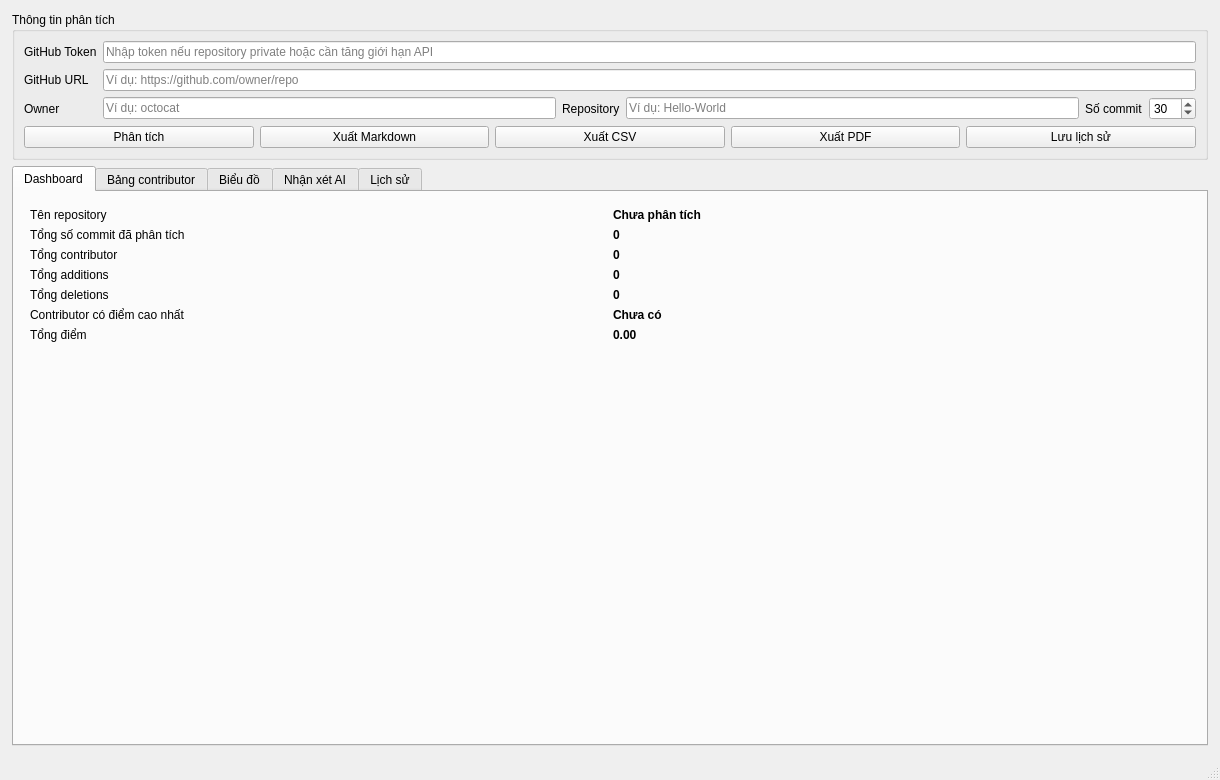
Above: main_window.ui from cuonghuhuu/he-thong-danh-gia-dong-gop-github-bang-AI before the change. Below: the same form after it.
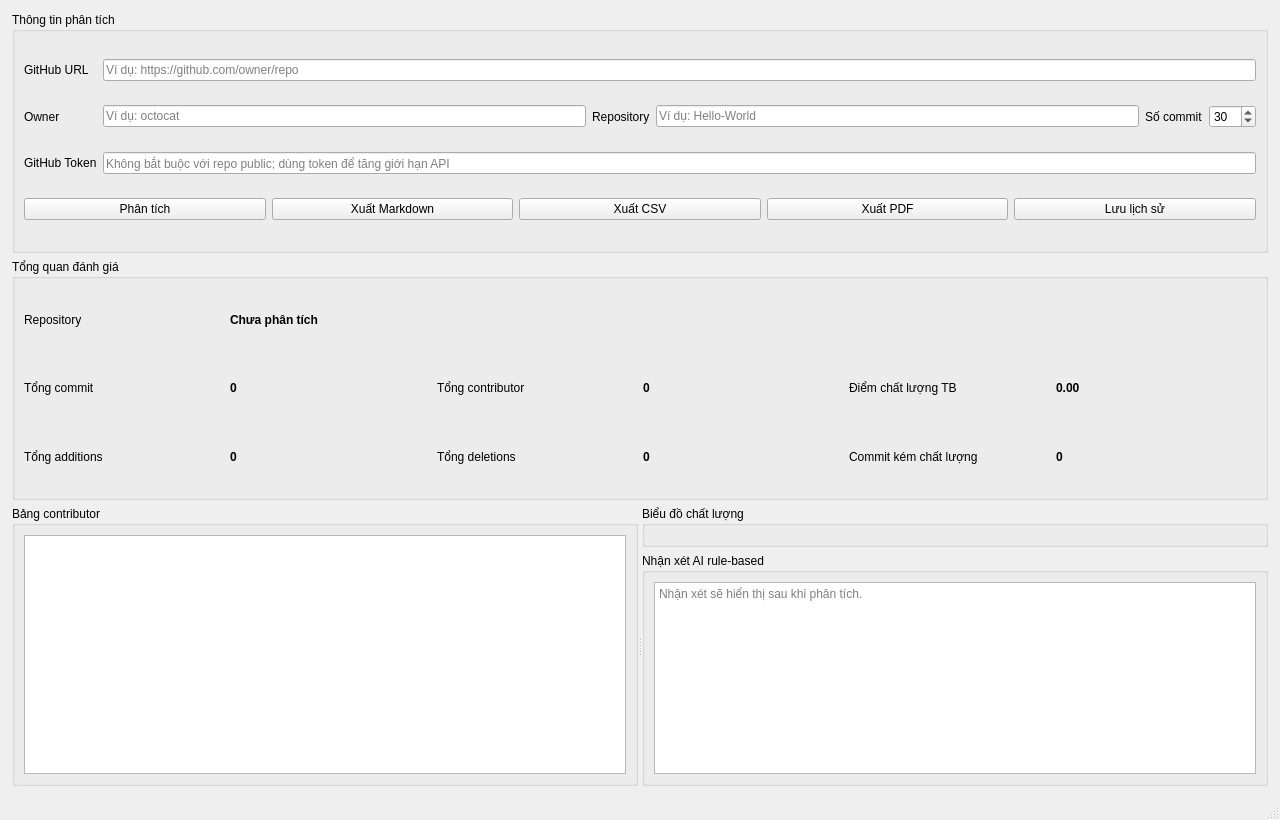
That is the form after the change.

Patch:
```diff
--- a/main_window.ui
+++ b/main_window.ui
@@ -6,8 +6,8 @@
    <rect>
     <x>0</x>
     <y>0</y>
-    <width>1220</width>
-    <height>780</height>
+    <width>1280</width>
+    <height>820</height>
    </rect>
   </property>
   <property name="windowTitle">
@@ -34,69 +34,55 @@
       </property>
       <layout class="QGridLayout" name="inputGridLayout">
        <item row="0" column="0">
-        <widget class="QLabel" name="tokenLabel">
-         <property name="text">
-          <string>GitHub Token</string>
-         </property>
-        </widget>
-       </item>
-       <item row="0" column="1" colspan="5">
-        <widget class="QLineEdit" name="tokenInput">
-         <property name="placeholderText">
-          <string>Nhập token nếu repository private hoặc cần tăng giới hạn API</string>
-         </property>
-        </widget>
-       </item>
-       <item row="1" column="0">
         <widget class="QLabel" name="repoUrlLabel">
          <property name="text">
           <string>GitHub URL</string>
          </property>
         </widget>
        </item>
-       <item row="1" column="1" colspan="5">
+       <item row="0" column="1" colspan="5">
         <widget class="QLineEdit" name="repoUrlInput">
          <property name="placeholderText">
           <string>Ví dụ: https://github.com/owner/repo</string>
          </property>
         </widget>
        </item>
-       <item row="2" column="0">
+       <item row="1" column="0">
         <widget class="QLabel" name="ownerLabel">
          <property name="text">
           <string>Owner</string>
          </property>
         </widget>
        </item>
-       <item row="2" column="1">
+       <item row="1" column="1">
         <widget class="QLineEdit" name="ownerInput">
          <property name="placeholderText">
           <string>Ví dụ: octocat</string>
          </property>
         </widget>
        </item>
-       <item row="2" column="2">
+       <item row="1" column="2">
         <widget class="QLabel" name="repoLabel">
          <property name="text">
           <string>Repository</string>
          </property>
         </widget>
        </item>
-       <item row="2" column="3">
+       <item row="1" column="3">
         <widget class="QLineEdit" name="repoInput">
          <property name="placeholderText">
           <string>Ví dụ: Hello-World</string>
          </property>
         </widget>
        </item>
-       <item row="2" column="4">
+       <item row="1" column="4">
         <widget class="QLabel" name="commitCountLabel">
          <property name="text">
           <string>Số commit</string>
          </property>
         </widget>
        </item>
-       <item row="2" column="5">
+       <item row="1" column="5">
         <widget class="QSpinBox" name="commitSpinBox">
          <property name="minimum">
           <number>1</number>
@@ -109,6 +95,20 @@
          </property>
         </widget>
        </item>
+       <item row="2" column="0">
+        <widget class="QLabel" name="tokenLabel">
+         <property name="text">
+          <string>GitHub Token</string>
+         </property>
+        </widget>
+       </item>
+       <item row="2" column="1" colspan="5">
+        <widget class="QLineEdit" name="tokenInput">
+         <property name="placeholderText">
+          <string>Không bắt buộc với repo public; dùng token để tăng giới hạn API</string>
+         </property>
+        </widget>
+       </item>
        <item row="3" column="0" colspan="6">
         <layout class="QHBoxLayout" name="buttonLayout">
          <item>
@@ -167,35 +167,19 @@
      </widget>
     </item>
     <item>
-     <widget class="QTabWidget" name="tabWidget">
-      <property name="currentIndex">
-       <number>0</number>
+     <widget class="QGroupBox" name="overviewGroupBox">
+      <property name="title">
+       <string>Tổng quan đánh giá</string>
       </property>
-      <widget class="QWidget" name="dashboardTab">
-       <attribute name="title">
-        <string>Dashboard</string>
-       </attribute>
-       <layout class="QGridLayout" name="dashboardLayout">
-        <property name="leftMargin">
-         <number>16</number>
-        </property>
-        <property name="topMargin">
-         <number>16</number>
-        </property>
-        <property name="rightMargin">
-         <number>16</number>
-        </property>
-        <property name="bottomMargin">
-         <number>16</number>
-        </property>
+      <layout class="QGridLayout" name="overviewLayout">
         <item row="0" column="0">
          <widget class="QLabel" name="repoTitleLabel">
           <property name="text">
-           <string>Tên repository</string>
+          <string>Repository</string>
           </property>
          </widget>
         </item>
-        <item row="0" column="1">
+       <item row="0" column="1" colspan="5">
          <widget class="QLabel" name="repoNameLabel">
           <property name="styleSheet">
            <string notr="true">font-weight: 600;</string>
@@ -208,7 +192,7 @@
         <item row="1" column="0">
          <widget class="QLabel" name="totalCommitsTitleLabel">
           <property name="text">
-           <string>Tổng số commit đã phân tích</string>
+          <string>Tổng commit</string>
           </property>
          </widget>
         </item>
@@ -222,14 +206,14 @@
           </property>
          </widget>
         </item>
-        <item row="2" column="0">
+       <item row="1" column="2">
          <widget class="QLabel" name="totalContributorsTitleLabel">
           <property name="text">
            <string>Tổng contributor</string>
           </property>
          </widget>
         </item>
-        <item row="2" column="1">
+       <item row="1" column="3">
          <widget class="QLabel" name="totalContributorsLabel">
           <property name="styleSheet">
            <string notr="true">font-weight: 600;</string>
@@ -239,14 +223,31 @@
           </property>
          </widget>
         </item>
-        <item row="3" column="0">
+       <item row="1" column="4">
+        <widget class="QLabel" name="averageQualityTitleLabel">
+         <property name="text">
+          <string>Điểm chất lượng TB</string>
+         </property>
+        </widget>
+       </item>
+       <item row="1" column="5">
+        <widget class="QLabel" name="averageQualityLabel">
+         <property name="styleSheet">
+          <string notr="true">font-weight: 600;</string>
+         </property>
+         <property name="text">
+          <string>0.00</string>
+         </property>
+        </widget>
+       </item>
+       <item row="2" column="0">
          <widget class="QLabel" name="totalAdditionsTitleLabel">
           <property name="text">
            <string>Tổng additions</string>
           </property>
          </widget>
         </item>
-        <item row="3" column="1">
+       <item row="2" column="1">
          <widget class="QLabel" name="totalAdditionsLabel">
           <property name="styleSheet">
            <string notr="true">font-weight: 600;</string>
@@ -256,14 +257,14 @@
           </property>
          </widget>
         </item>
-        <item row="4" column="0">
+       <item row="2" column="2">
          <widget class="QLabel" name="totalDeletionsTitleLabel">
           <property name="text">
            <string>Tổng deletions</string>
           </property>
          </widget>
         </item>
-        <item row="4" column="1">
+       <item row="2" column="3">
          <widget class="QLabel" name="totalDeletionsLabel">
           <property name="styleSheet">
            <string notr="true">font-weight: 600;</string>
@@ -273,116 +274,66 @@
           </property>
          </widget>
         </item>
-        <item row="5" column="0">
-         <widget class="QLabel" name="topContributorTitleLabel">
+       <item row="2" column="4">
+        <widget class="QLabel" name="suspiciousCommitTitleLabel">
           <property name="text">
-           <string>Contributor có điểm cao nhất</string>
+          <string>Commit kém chất lượng</string>
           </property>
          </widget>
         </item>
-        <item row="5" column="1">
-         <widget class="QLabel" name="topContributorLabel">
+       <item row="2" column="5">
+        <widget class="QLabel" name="suspiciousCommitLabel">
           <property name="styleSheet">
            <string notr="true">font-weight: 600;</string>
           </property>
           <property name="text">
-           <string>Chưa có</string>
+          <string>0</string>
           </property>
          </widget>
         </item>
-        <item row="6" column="0">
-         <widget class="QLabel" name="totalScoreTitleLabel">
-          <property name="text">
-           <string>Tổng điểm</string>
-          </property>
-         </widget>
-        </item>
-        <item row="6" column="1">
-         <widget class="QLabel" name="totalScoreLabel">
-          <property name="styleSheet">
-           <string notr="true">font-weight: 600;</string>
-          </property>
-          <property name="text">
-           <string>0.00</string>
-          </property>
-         </widget>
-        </item>
-        <item row="7" column="0" colspan="2">
-         <spacer name="dashboardSpacer">
-          <property name="orientation">
-           <enum>Qt::Vertical</enum>
-          </property>
-          <property name="sizeHint" stdset="0">
-           <size>
-            <width>20</width>
-            <height>280</height>
-           </size>
-          </property>
-         </spacer>
-        </item>
-       </layout>
-      </widget>
-      <widget class="QWidget" name="contributorTab">
-       <attribute name="title">
+      </layout>
+     </widget>
+    </item>
+    <item>
+     <widget class="QSplitter" name="contentSplitter">
+      <property name="orientation">
+       <enum>Qt::Horizontal</enum>
+      </property>
+      <widget class="QGroupBox" name="contributorGroupBox">
+       <property name="title">
         <string>Bảng contributor</string>
-       </attribute>
+       </property>
        <layout class="QVBoxLayout" name="contributorLayout">
         <item>
          <widget class="QTableWidget" name="contributorTable"/>
         </item>
        </layout>
       </widget>
-      <widget class="QWidget" name="chartTab">
-       <attribute name="title">
-        <string>Biểu đồ</string>
-       </attribute>
+      <widget class="QWidget" name="rightPanel">
+       <layout class="QVBoxLayout" name="rightPanelLayout">
+        <item>
+         <widget class="QGroupBox" name="chartGroupBox">
+          <property name="title">
+           <string>Biểu đồ chất lượng</string>
+          </property>
        <layout class="QVBoxLayout" name="chartContainerLayout"/>
       </widget>
-      <widget class="QWidget" name="aiTab">
-       <attribute name="title">
-        <string>Nhận xét AI</string>
-       </attribute>
+        </item>
+        <item>
+         <widget class="QGroupBox" name="aiGroupBox">
+          <property name="title">
+           <string>Nhận xét AI rule-based</string>
+          </property>
        <layout class="QVBoxLayout" name="aiLayout">
         <item>
          <widget class="QTextEdit" name="aiTextEdit">
           <property name="placeholderText">
-           <string>Nhận xét AI rule-based sẽ hiển thị sau khi phân tích.</string>
+              <string>Nhận xét sẽ hiển thị sau khi phân tích.</string>
           </property>
          </widget>
         </item>
        </layout>
       </widget>
-      <widget class="QWidget" name="historyTab">
-       <attribute name="title">
-        <string>Lịch sử</string>
-       </attribute>
-       <layout class="QVBoxLayout" name="historyLayout">
-        <item>
-         <layout class="QHBoxLayout" name="historyButtonLayout">
-          <item>
-           <widget class="QPushButton" name="refreshHistoryButton">
-            <property name="text">
-             <string>Tải lại lịch sử</string>
-            </property>
-           </widget>
-          </item>
-          <item>
-           <spacer name="historyButtonSpacer">
-            <property name="orientation">
-             <enum>Qt::Horizontal</enum>
-            </property>
-            <property name="sizeHint" stdset="0">
-             <size>
-              <width>40</width>
-              <height>20</height>
-             </size>
-            </property>
-           </spacer>
-          </item>
-         </layout>
-        </item>
-        <item>
-         <widget class="QTableWidget" name="historyTable"/>
         </item>
        </layout>
       </widget>
```
Left out of the diff: 3 changed lines with no effect on the pictures. Lines whose indentation alone changed are shown as unchanged.
